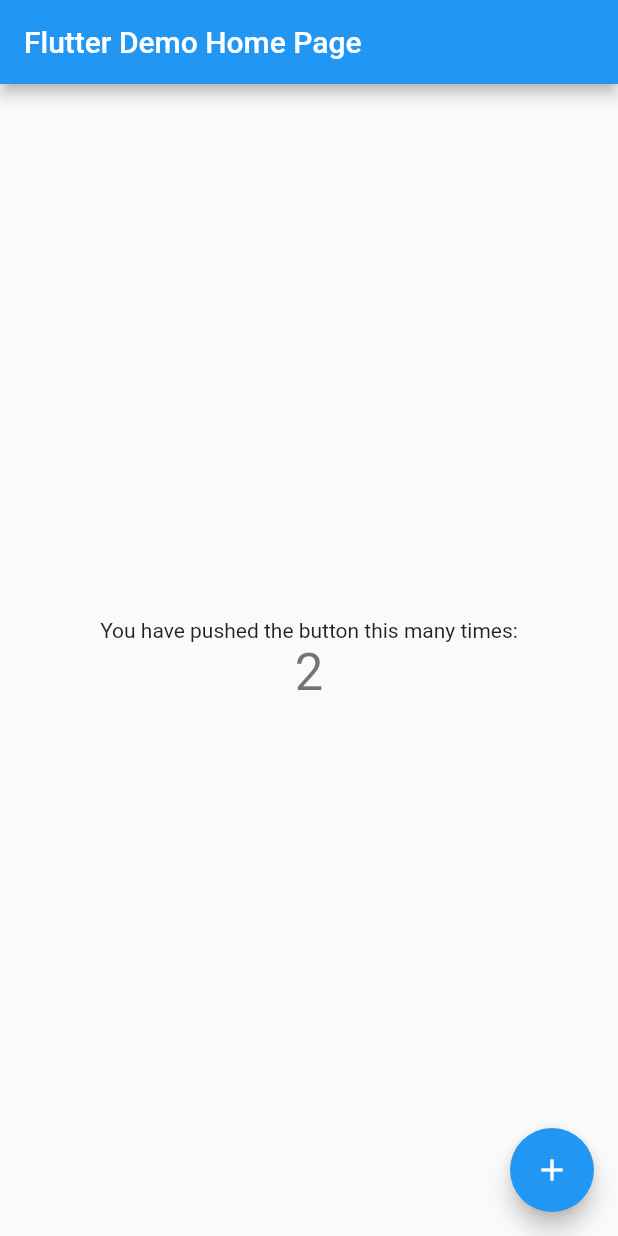
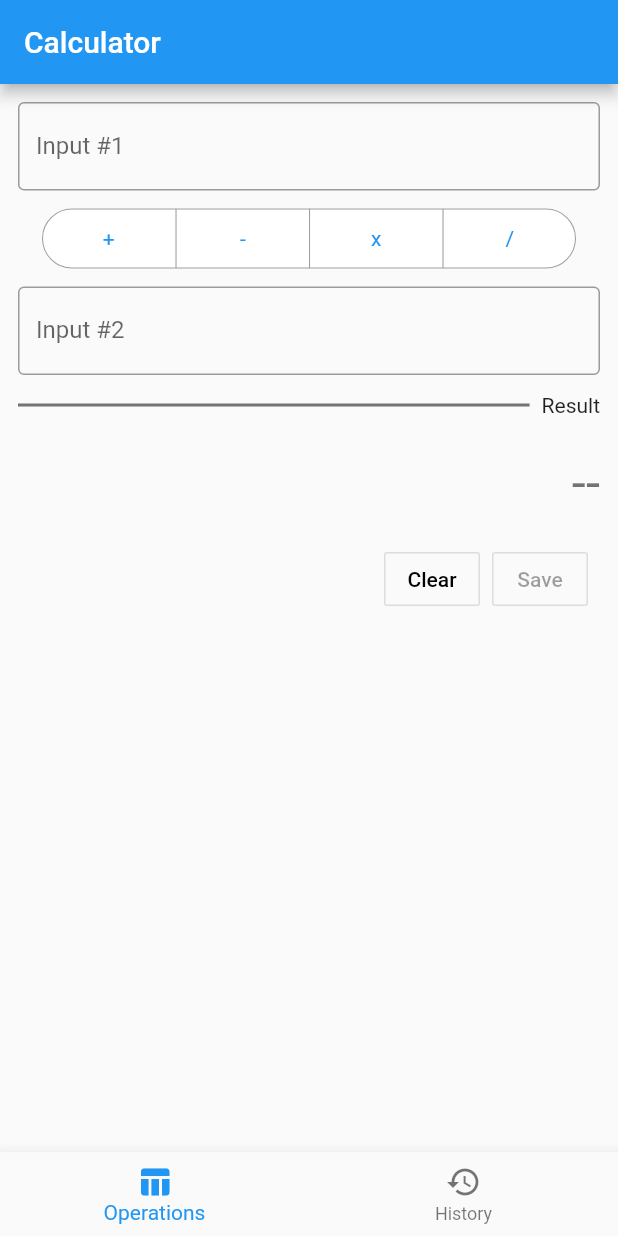
Before and after one commit to diogosequeira94/flutter-testing-101, a Flutter app: the screen it shows after launch, on a phone screen of 412 x 824 dp. Run offline on Flutter 3.47's test engine with Material 2 defaults, Android fonts, the phone set to English and light mode, and no system bars; drawn by our look-alikes of material_segmented_control.

Commit message:
added presentation layer

```diff
--- /dev/null
+++ b/lib/history_tab.dart
@@ -0,0 +1,10 @@
+import 'package:flutter/material.dart';
+
+class HistoryTab extends StatelessWidget {
+  @override
+  Widget build(BuildContext context) {
+    return Center(
+      child: Text('History'),
+    );
+  }
+}
--- /dev/null
+++ b/lib/home_page.dart
@@ -0,0 +1,49 @@
+import 'package:flutter/material.dart';
+import 'package:flutter_testing_101/history_tab.dart';
+import 'package:flutter_testing_101/inherited_widgets/inherited_calculator.dart';
+import 'package:flutter_testing_101/operations_tab.dart';
+
+class HomePage extends StatefulWidget {
+  @override
+  _HomePageState createState() => _HomePageState();
+}
+
+class _HomePageState extends State<HomePage> {
+  var _currentIndex = 0;
+
+  @override
+  Widget build(BuildContext context) {
+    return Scaffold(
+      appBar: AppBar(
+        title: Text('Calculator'),
+      ),
+      bottomNavigationBar: BottomNavigationBar(
+        currentIndex: _currentIndex,
+        items: const [
+          BottomNavigationBarItem(
+            icon: Icon(Icons.table_chart),
+            title: Text('Operations'),
+          ),
+          BottomNavigationBarItem(
+            icon: Icon(Icons.history),
+            title: Text('History'),
+          ),
+        ],
+        onTap: (index) {
+          setState(() {
+            _currentIndex = index;
+          });
+        },
+      ),
+      body: IndexedStack(
+        index: _currentIndex,
+        children: [
+          OperationsTab(
+            calculator: InheritedCalculator.of(context).calculator,
+          ),
+          HistoryTab(),
+        ],
+      ),
+    );
+  }
+}
--- /dev/null
+++ b/lib/inherited_widgets/inherited_calculator.dart
@@ -0,0 +1,22 @@
+import 'package:flutter/material.dart';
+import 'package:flutter_testing_101/calculator.dart';
+
+class InheritedCalculator extends InheritedWidget {
+  const InheritedCalculator({
+    Key key,
+    @required this.calculator,
+    @required Widget child,
+  })  : assert(calculator != null),
+        assert(child != null),
+        super(key: key, child: child);
+
+  final Calculator calculator;
+
+  static InheritedCalculator of(BuildContext context) {
+    return context.dependOnInheritedWidgetOfExactType<InheritedCalculator>();
+  }
+
+  @override
+  bool updateShouldNotify(InheritedCalculator old) =>
+      calculator != old.calculator;
+}
--- /dev/null
+++ b/lib/inherited_widgets/inherited_widgets.dart
@@ -0,0 +1 @@
+export 'inherited_calculator.dart';
--- a/lib/main.dart
+++ b/lib/main.dart
@@ -1,67 +1,32 @@
 import 'package:flutter/material.dart';
+import 'package:flutter_testing_101/calculator.dart';
+import 'package:flutter_testing_101/home_page.dart';
+import 'package:flutter_testing_101/inherited_widgets/inherited_calculator.dart';
 
-void main() {
-  runApp(MyApp());
+void main() async {
+  runApp(
+    CalculatorApp(
+      calculator: Calculator(),
+    ),
+  );
 }
 
-class MyApp extends StatelessWidget {
-  // This widget is the root of your application.
+class CalculatorApp extends StatelessWidget {
+  const CalculatorApp({
+    Key key,
+    @required this.calculator,
+  })  : assert(calculator != null),
+        super(key: key);
+
+  final Calculator calculator;
+
   @override
   Widget build(BuildContext context) {
     return MaterialApp(
-      title: 'Flutter Demo',
-      theme: ThemeData(
-        primarySwatch: Colors.blue,
-        visualDensity: VisualDensity.adaptivePlatformDensity,
-      ),
-      home: MyHomePage(title: 'Flutter Demo Home Page'),
-    );
-  }
-}
-
-class MyHomePage extends StatefulWidget {
-  MyHomePage({Key key, this.title}) : super(key: key);
-
-  final String title;
-
-  @override
-  _MyHomePageState createState() => _MyHomePageState();
-}
-
-class _MyHomePageState extends State<MyHomePage> {
-  int _counter = 2;
-
-  void _incrementCounter() {
-    setState(() {
-      _counter++;
-    });
-  }
-
-  @override
-  Widget build(BuildContext context) {
-    return Scaffold(
-      appBar: AppBar(
-        title: Text(widget.title),
-      ),
-      body: Center(
-        // in the middle of the parent.
-        child: Column(
-          mainAxisAlignment: MainAxisAlignment.center,
-          children: <Widget>[
-            Text(
-              'You have pushed the button this many times:',
-            ),
-            Text(
-              '$_counter',
-              style: Theme.of(context).textTheme.headline4,
-            ),
-          ],
-        ),
-      ),
-      floatingActionButton: FloatingActionButton(
-        onPressed: _incrementCounter,
-        tooltip: 'Increment',
-        child: Icon(Icons.add),
+      title: 'Calculator',
+      home: InheritedCalculator(
+        calculator: calculator,
+        child: HomePage(),
       ),
     );
   }
--- /dev/null
+++ b/lib/models/operations.dart
@@ -0,0 +1,6 @@
+enum Operations {
+  add,
+  substract,
+  multiply,
+  divide,
+}
--- /dev/null
+++ b/lib/operations_tab.dart
@@ -0,0 +1,174 @@
+import 'package:flutter/material.dart';
+import 'package:flutter_testing_101/calculator.dart';
+import 'package:flutter_testing_101/models/operations.dart';
+import 'package:material_segmented_control/material_segmented_control.dart';
+
+class OperationsTab extends StatefulWidget {
+  const OperationsTab({
+    Key key,
+    @required this.calculator,
+  })  : assert(calculator != null),
+        super(key: key);
+
+  final Calculator calculator;
+
+  @override
+  _OperationsTabState createState() => _OperationsTabState();
+}
+
+class _OperationsTabState extends State<OperationsTab> {
+  final _input1Controller = TextEditingController();
+  final _input2Controller = TextEditingController();
+
+  var _isSaveButtonEnabled = false;
+
+  Operations _selectedOperation;
+  double _result;
+
+  @override
+  void initState() {
+    super.initState();
+    _input1Controller.addListener(() => setState(_calculateResult));
+    _input2Controller.addListener(() => setState(_calculateResult));
+  }
+
+  @override
+  void dispose() {
+    _input1Controller.dispose();
+    _input2Controller.dispose();
+    super.dispose();
+  }
+
+  @override
+  Widget build(BuildContext context) {
+    return SingleChildScrollView(
+      padding: const EdgeInsets.all(12),
+      child: Column(
+        crossAxisAlignment: CrossAxisAlignment.stretch,
+        children: [
+          TextField(
+            decoration: InputDecoration(
+              border: OutlineInputBorder(),
+              labelText: 'Input #1',
+            ),
+            controller: _input1Controller,
+            keyboardType: TextInputType.numberWithOptions(
+              signed: true,
+              decimal: true,
+            ),
+          ),
+          Padding(
+            padding: const EdgeInsets.symmetric(vertical: 12.0),
+            child: MaterialSegmentedControl(
+              children: {
+                0: Text('+'),
+                1: Text('-'),
+                2: Text('x'),
+                3: Text('/'),
+              },
+              selectionIndex: _selectedOperation?.index,
+              borderColor: Colors.grey,
+              selectedColor: Colors.blue,
+              unselectedColor: Colors.white,
+              borderRadius: 32.0,
+              onSegmentChosen: (index) {
+                setState(() {
+                  _selectedOperation = Operations.values[index];
+                  _calculateResult();
+                });
+              },
+            ),
+          ),
+          TextField(
+            decoration: InputDecoration(
+              border: OutlineInputBorder(),
+              labelText: 'Input #2',
+            ),
+            controller: _input2Controller,
+            keyboardType: TextInputType.numberWithOptions(
+              signed: true,
+              decimal: true,
+            ),
+          ),
+          _ResultDivider(),
+          Padding(
+            padding: const EdgeInsets.symmetric(vertical: 12.0),
+            child: Text(
+              _result != null ? '$_result' : '--',
+              style: Theme.of(context).textTheme.headline4,
+              textAlign: TextAlign.end,
+            ),
+          ),
+          ButtonBar(
+            children: [
+              OutlineButton(
+                child: Text('Clear'),
+                onPressed: () {
+                  setState(() {
+                    _input1Controller.clear();
+                    _input2Controller.clear();
+                    _isSaveButtonEnabled = false;
+                    _selectedOperation = null;
+                  });
+                },
+              ),
+              OutlineButton(
+                child: Text('Save'),
+                onPressed: _isSaveButtonEnabled ? () {} : null,
+              ),
+            ],
+          ),
+        ],
+      ),
+    );
+  }
+
+  void _calculateResult() {
+    final input1 = double.tryParse(_input1Controller.text);
+    final input2 = double.tryParse(_input2Controller.text);
+    if (input1 == null || input2 == null || _selectedOperation == null) {
+      _result = null;
+      _isSaveButtonEnabled = false;
+    } else {
+      _isSaveButtonEnabled = true;
+      _result = _calculate(input1, input2, _selectedOperation);
+    }
+  }
+
+  double _calculate(double a, double b, Operations operation) {
+    switch (operation) {
+      case Operations.add:
+        return widget.calculator.add(a, b);
+      case Operations.substract:
+        return widget.calculator.sub(a, b);
+      case Operations.multiply:
+        return widget.calculator.multiply(a, b);
+      case Operations.divide:
+      default:
+        return widget.calculator.divide(a, b);
+    }
+  }
+}
+
+class _ResultDivider extends StatelessWidget {
+  @override
+  Widget build(BuildContext context) {
+    return Padding(
+      padding: const EdgeInsets.symmetric(vertical: 12),
+      child: Row(
+        children: [
+          Expanded(
+            child: Divider(
+              color: Colors.black54,
+              thickness: 2,
+            ),
+          ),
+          Padding(
+            padding: const EdgeInsets.only(left: 8),
+            child: Text('Result'),
+          ),
+        ],
+      ),
+    );
+  }
+}
--- a/pubspec.yaml
+++ b/pubspec.yaml
@@ -23,6 +23,7 @@ environment:
 dependencies:
   flutter:
     sdk: flutter
+  material_segmented_control: 2.1.0+1
 
 
   # The following adds the Cupertino Icons font to your application.
```
Also changed, not shown: pubspec.lock, 2 other files.
